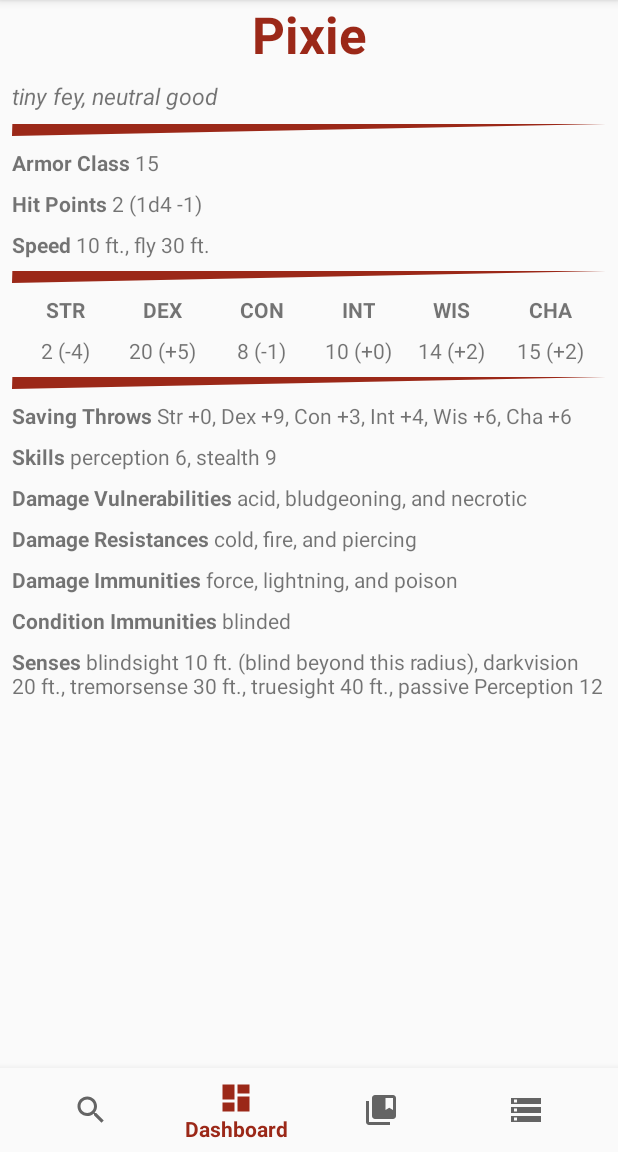
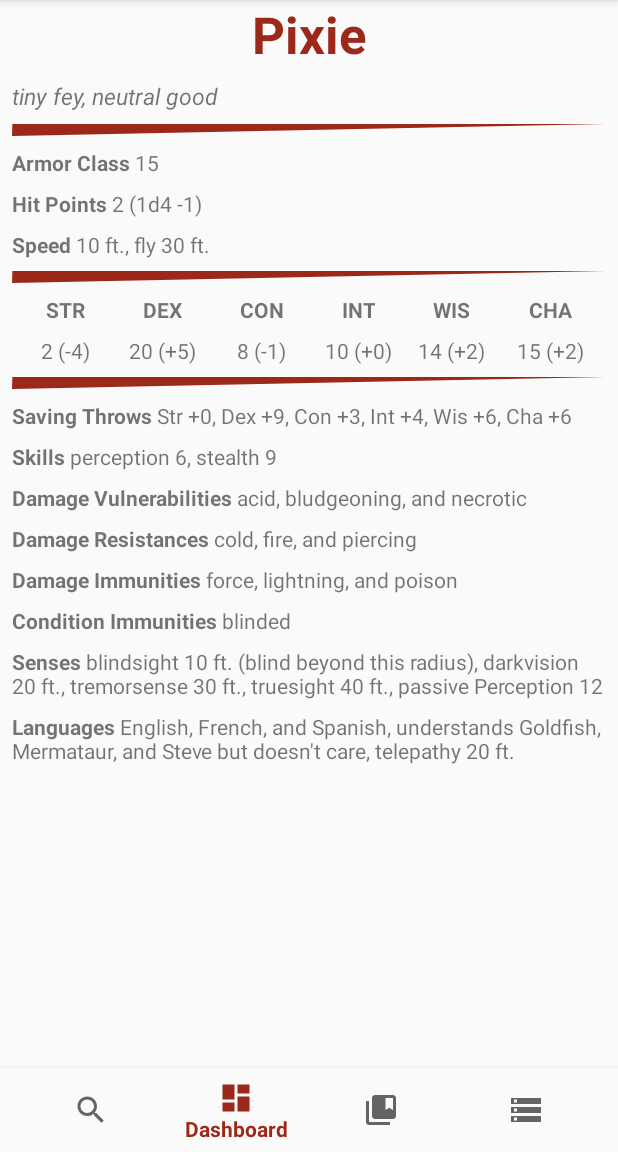
Before and after one commit to headhunter45/MonsterCards, an Android app: the MonsterFragment screen opened through its navigation route, on a phone screen of 412 x 824 dp, the part 84-1236 px from its top. Run offline under Robolectric (Android 15) with nearby library versions, the phone set to English and light mode, and no system bars; our stand-ins replace navigation-ui; libraries missing offline, so code that uses them is left out: com.microsoft.appcenter.

Commit message:
Adds languages to monster cards.

```diff
--- /dev/null
+++ b/app/src/main/java/com/majinnaibu/monstercards/models/Language.java
@@ -0,0 +1,37 @@
+package com.majinnaibu.monstercards.models;
+
+import java.util.Comparator;
+
+public class Language implements Comparator<Language>, Comparable<Language> {
+
+    public Language(String name, boolean speaks) {
+        mName = name;
+        mSpeaks = speaks;
+    }
+
+    private String mName;
+    public String getName() {
+        return mName;
+    }
+    public void setName(String value) {
+        mName = value;
+    }
+
+    private boolean mSpeaks;
+    public boolean getSpeaks() {
+        return mSpeaks;
+    }
+    public void setSpeaks(boolean value) {
+        mSpeaks = value;
+    }
+
+    @Override
+    public int compareTo(Language o) {
+        return this.getName().compareToIgnoreCase(o.getName());
+    }
+
+    @Override
+    public int compare(Language o1, Language o2) {
+        return o1.getName().compareToIgnoreCase(o2.getName());
+    }
+}
--- a/app/src/main/java/com/majinnaibu/monstercards/models/Monster.java
+++ b/app/src/main/java/com/majinnaibu/monstercards/models/Monster.java
@@ -17,6 +17,7 @@ public class Monster {
         mSkills = new HashSet<>();
         mDamageTypes = new HashSet<>();
         mConditionImmunities = new HashSet<>();
+        mLanguages = new HashSet<>();
     }
 
     private String mName;
@@ -730,22 +731,6 @@ public class Monster {
         mTruesight = value;
     }
 
-    private int mTelepathy;
-    public int getTelepathy() {
-        return mTelepathy;
-    }
-    public void setTelepathy(int value) {
-        mTelepathy = value;
-    }
-
-    private String mUnderstandsBut;
-    public String getUnderstandsBut() {
-        return mUnderstandsBut;
-    }
-    public void setUnderstandsBut(String value) {
-        mUnderstandsBut = value;
-    }
-
     public String getSensesDescription() {
         ArrayList<String> parts = new ArrayList<>();
 
@@ -770,4 +755,89 @@ public class Monster {
         return StringHelper.join(", ", parts);
     }
 
+    private HashSet<Language> mLanguages;
+    public Set<Language> getLanguages() {
+        return mLanguages;
+    }
+    public void addLanguage(Language value) {
+        mLanguages.add(value);
+    }
+    public void removeLanguage(Language value) {
+        mLanguages.remove(value);
+    }
+    public void clearLanguages() {
+        mLanguages.clear();
+    }
+
+    private int mTelepathy;
+    public int getTelepathy() {
+        return mTelepathy;
+    }
+    public void setTelepathy(int value) {
+        mTelepathy = value;
+    }
+
+    private String mUnderstandsBut;
+    public String getUnderstandsBut() {
+        return mUnderstandsBut;
+    }
+    public void setUnderstandsBut(String value) {
+        mUnderstandsBut = value;
+    }
+
+    public String getLanguagesDescription() {
+        ArrayList<String> spokenLanguages = new ArrayList<>();
+        ArrayList<String> understoodLanguages = new ArrayList<>();
+        for (Language language : mLanguages) {
+            if (language != null) {
+                if (language.getSpeaks()) {
+                    spokenLanguages.add(language.getName());
+                } else {
+                    understoodLanguages.add(language.getName());
+                }
+            }
+        }
+        Collections.sort(spokenLanguages);
+        Collections.sort(understoodLanguages);
+
+        String spokenLanguagesString = StringHelper.oxfordJoin(", ", ", and ", " and ", spokenLanguages);
+        String understoodLanguagesString = StringHelper.oxfordJoin(", ", ", and ", " and ", understoodLanguages);
+
+        String understandsBut = getUnderstandsBut();
+        boolean hasUnderstandsBut = understandsBut.length() > 0;
+        int telepathy = getTelepathy();
+        boolean hasTelepathy = telepathy > 0;
+        String telepathyString = String.format(Locale.US, ", telepathy %d ft.", telepathy);
+
+        if (spokenLanguages.size() > 0) {
+            if (understoodLanguages.size() > 0) {
+                return String.format(
+                        "%s, understands %s%s%s",
+                        spokenLanguagesString,
+                        understoodLanguagesString,
+                        hasUnderstandsBut ? " but " + understandsBut : "",
+                        hasTelepathy ? telepathyString : "");
+            } else {
+                return String.format(
+                        "%s%s%s",
+                        spokenLanguagesString,
+                        hasUnderstandsBut ? " but " + understandsBut : "",
+                        hasTelepathy ? telepathyString : "");
+            }
+        } else {
+            if (understoodLanguages.size() > 0) {
+                return String.format(
+                        "understands %s%s%s",
+                        understoodLanguagesString,
+                        hasUnderstandsBut ? " but " + understandsBut : "",
+                        hasTelepathy ? telepathyString : "");
+            } else {
+                return String.format(
+                        "%S%s",
+                        hasUnderstandsBut ? "none but " + understandsBut : "",
+                        hasTelepathy ? telepathyString : "");
+            }
+        }
+    }
+
 }
--- a/app/src/main/java/com/majinnaibu/monstercards/ui/monster/MonsterFragment.java
+++ b/app/src/main/java/com/majinnaibu/monstercards/ui/monster/MonsterFragment.java
@@ -16,6 +16,7 @@ import androidx.lifecycle.ViewModelProvider;
 import com.majinnaibu.monstercards.R;
 import com.majinnaibu.monstercards.helpers.StringHelper;
 import com.majinnaibu.monstercards.models.DamageType;
+import com.majinnaibu.monstercards.models.Language;
 import com.majinnaibu.monstercards.models.Monster;
 import com.majinnaibu.monstercards.models.SavingThrow;
 import com.majinnaibu.monstercards.models.Skill;
@@ -91,6 +92,13 @@ public class MonsterFragment extends Fragment {
         monster.setTruesight("40");
         monster.setTelepathy(20);
         monster.setUnderstandsBut("doesn't care");
+        // Languages
+        monster.addLanguage(new Language("English", true));
+        monster.addLanguage(new Language("Steve", false));
+        monster.addLanguage(new Language("Spanish", true));
+        monster.addLanguage(new Language("French", true));
+        monster.addLanguage(new Language("Mermataur", false));
+        monster.addLanguage(new Language("Goldfish", false));
 
         // Challenge Rating
         monster.setChallengeRating("*");
@@ -280,6 +288,18 @@ public class MonsterFragment extends Fragment {
             }
         });
 
+        final TextView monsterLanguages = root.findViewById(R.id.languages);
+        monsterViewModel.getLanguages().observe(getViewLifecycleOwner(), new Observer<String>() {
+            @Override
+            public void onChanged(String languages) {
+                if (StringHelper.isNullOrEmpty(languages)) {
+                    monsterLanguages.setVisibility(View.GONE);
+                } else {
+                    monsterLanguages.setVisibility(View.VISIBLE);
+                }
+                monsterLanguages.setText(Html.fromHtml("<b>Languages</b> " + languages));
+            }
+        });
 
         return root;
     }
--- a/app/src/main/java/com/majinnaibu/monstercards/ui/monster/MonsterViewModel.java
+++ b/app/src/main/java/com/majinnaibu/monstercards/ui/monster/MonsterViewModel.java
@@ -46,6 +46,8 @@ public class MonsterViewModel extends ViewModel {
         mConditionImmunities.setValue("");
         mSenses = new MutableLiveData<>();
         mSenses.setValue("");
+        mLanguages = new MutableLiveData<>();
+        mLanguages.setValue("");
     }
 
     private MutableLiveData<String> mName;
@@ -120,6 +122,10 @@ public class MonsterViewModel extends ViewModel {
     public LiveData<String> getSenses() {
         return mSenses;
     }
+    private MutableLiveData<String> mLanguages;
+    public LiveData<String> getLanguages() {
+        return mLanguages;
+    }
 
     private Monster mMonster;
     public void setMonster(Monster monster) {
@@ -142,5 +148,6 @@ public class MonsterViewModel extends ViewModel {
         mDamageImmunities.setValue(mMonster.getDamageImmunitiesDescription());
         mConditionImmunities.setValue(mMonster.getConditionImmunitiesDescription());
         mSenses.setValue(monster.getSensesDescription());
+        mLanguages.setValue(mMonster.getLanguagesDescription());
     }
 }
--- a/app/src/main/res/layout/fragment_monster.xml
+++ b/app/src/main/res/layout/fragment_monster.xml
@@ -396,5 +396,18 @@
             app:layout_constraintTop_toBottomOf="@+id/condition_immunities"
             tools:text="Senses" />
 
+        <TextView
+            android:id="@+id/languages"
+            android:layout_width="0dp"
+            android:layout_height="wrap_content"
+            android:layout_marginStart="8dp"
+            android:layout_marginTop="8dp"
+            android:layout_marginEnd="8dp"
+            android:layout_marginBottom="8dp"
+            app:layout_constraintEnd_toEndOf="parent"
+            app:layout_constraintStart_toStartOf="parent"
+            app:layout_constraintTop_toBottomOf="@+id/senses"
+            tools:text="Languages" />
+
     </androidx.constraintlayout.widget.ConstraintLayout>
 </ScrollView>
```
Lines whose indentation alone changed are shown as unchanged.
